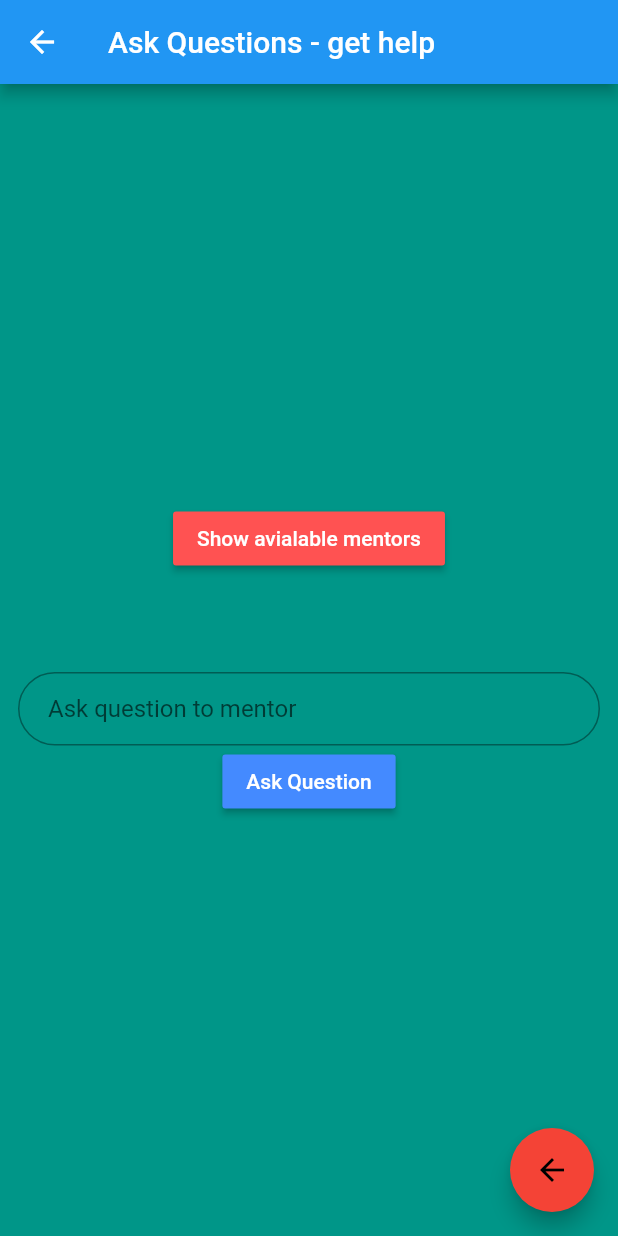
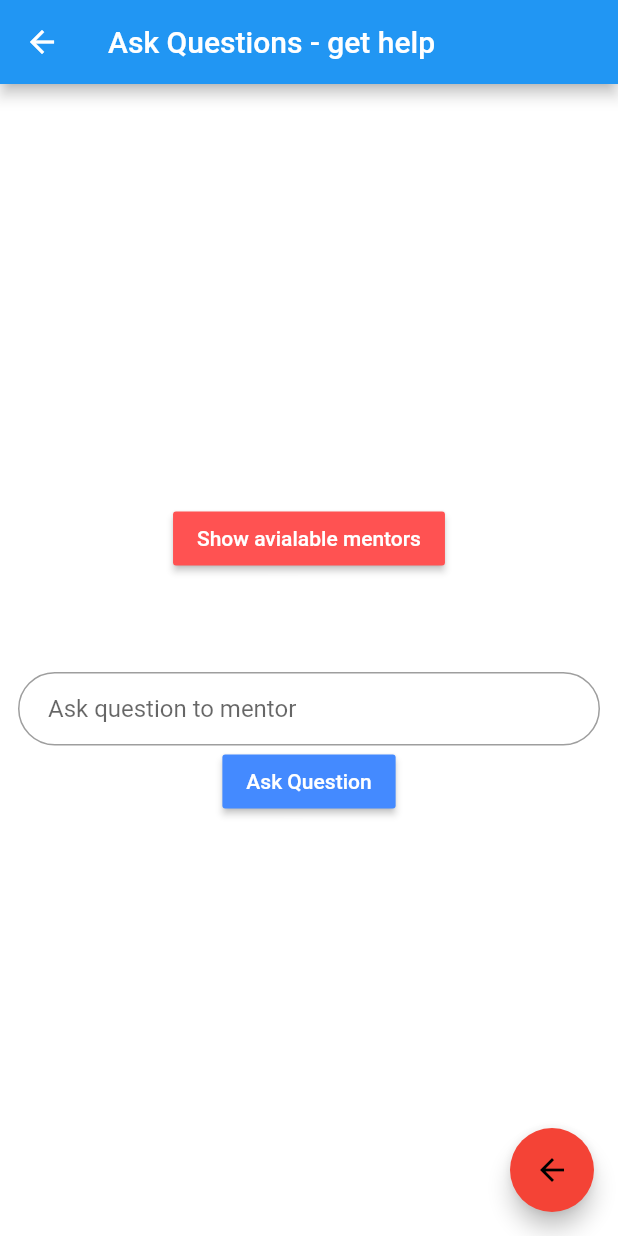
Before and after one commit to cabhilash/flutterhackroc19, a Flutter app: the SecondScreen screen opened directly, on a phone screen of 412 x 824 dp. Run offline on Flutter 3.47's test engine with Material 2 defaults, Android fonts, the phone set to English and light mode, and no system bars.

Commit message:
updated color

```diff
--- a/lib/main.dart
+++ b/lib/main.dart
@@ -159,7 +159,7 @@ class SecondScreen extends StatelessWidget {
         title: Text('Ask Questions - get help'),
       ),
       body: Center(
-        child: Container(color:Colors.teal ,
+        child: Container(color:Colors.white ,
         child: Padding( padding: const EdgeInsets.all(12.0),
         child: Column(
               crossAxisAlignment: CrossAxisAlignment.center,
```
